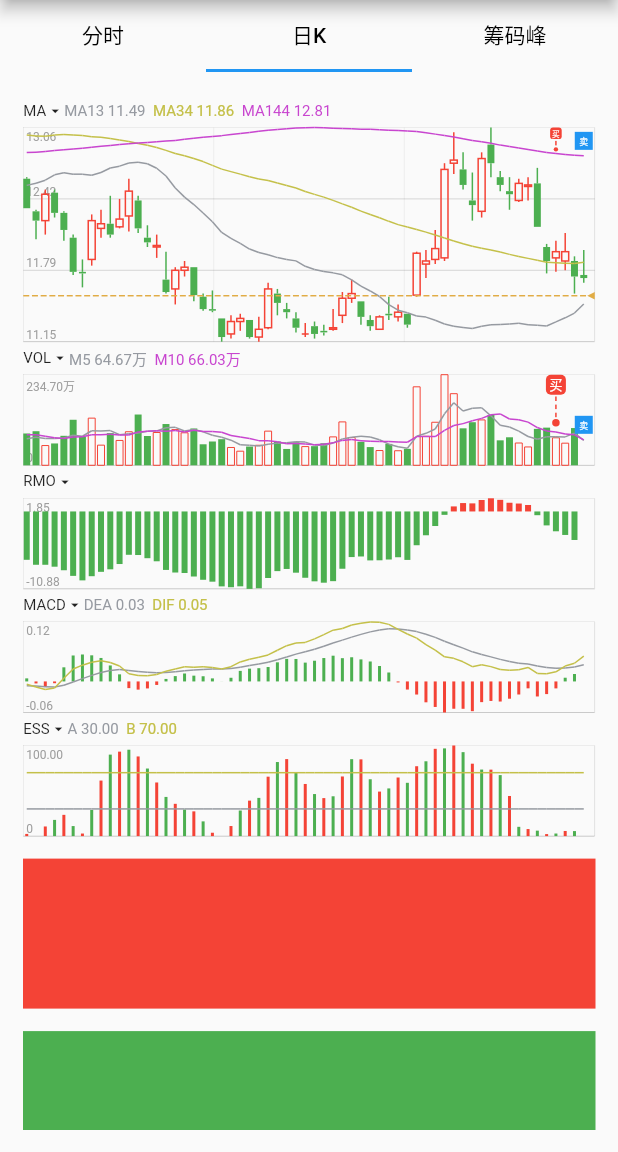
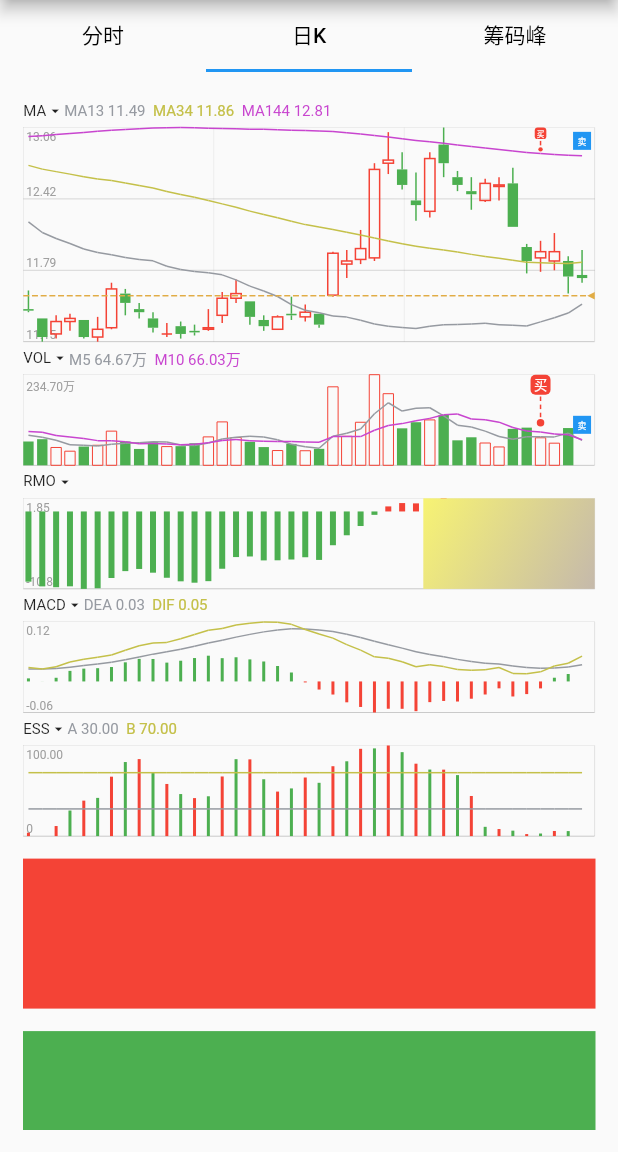
Before and after one commit to BrinedFish0222/flutter_kline, a Flutter app: the screen it shows after launch, on a phone screen of 412 x 824 dp, the part 84-1236 px from its top. Run offline on Flutter 3.47's test engine with Material 2 defaults, Android fonts, the phone set to English and light mode, and no system bars.

Commit message:
完善遮罩层自定义组件功能

```diff
--- a/lib/common/kline_config.dart
+++ b/lib/common/kline_config.dart
@@ -32,7 +32,7 @@ class KlineConfig {
   static const double showDataIconSize = 12;
 
   /// 显示数据 = 默认长度
-  static const int showDataDefaultLength = 60;
+  static const int showDataDefaultLength = 40;
 
   /// 显示数据 - 最小长度
   static const int showDataMinLength = 10;
--- a/lib/example/example_day_widget.dart
+++ b/lib/example/example_day_widget.dart
@@ -2,6 +2,7 @@ import 'package:flutter/material.dart';
 import 'package:flutter_kline/common/widget/color_block_widget.dart';
 import 'package:flutter_kline/example/example_badge_data.dart';
 import 'package:flutter_kline/vo/chart_data.dart';
+import 'package:flutter_kline/vo/mask_layer.dart';
 
 import '../common/k_chart_data_source.dart';
 import '../utils/kline_util.dart';
@@ -83,11 +84,11 @@ class _ExampleDayWidgetState extends State<ExampleDayWidget> {
               KlineUtil.showToast(context: context, text: '点击指标索引：$index');
             },
             margin: const EdgeInsets.all(5),
-            /* subChartMaskList: [
+            subChartMaskList: [
               null,
               MaskLayer(percent: 0.3),
               // MaskLayer(percent: 0.8)
-            ], */
+            ],
             overlayEntryLocationKey: widget.overlayEntryLocationKey,
             onHorizontalDragUpdate: (details, location) {
               KlineUtil.logd('移动的位置：$location');
--- a/lib/vo/mask_layer.dart
+++ b/lib/vo/mask_layer.dart
@@ -11,7 +11,7 @@ class MaskLayer {
   /// 遮罩点击事件
   GestureTapCallback? onTap;
 
-  MaskLayer({this.percent = 0, this.onTap}) {
+  MaskLayer({this.percent = 0.3, this.widget, this.onTap}) {
     // 处理数值不合规的情况。
     percent = percent < 0 ? 0 : percent;
     percent = percent > 1 ? 1 : percent;
--- a/lib/widget/mask_layer_widget.dart
+++ b/lib/widget/mask_layer_widget.dart
@@ -1,20 +1,31 @@
 import 'package:flutter/material.dart';
+import 'package:flutter_kline/vo/mask_layer.dart';
 
 /// 遮罩层
 class MaskLayerWidget extends StatelessWidget {
-  const MaskLayerWidget({super.key, this.width, this.height, this.onTap});
+  const MaskLayerWidget({
+    super.key,
+    required this.maskLayer,
+  });
 
-  final double? width;
-  final double? height;
-  final GestureTapCallback? onTap;
+  final MaskLayer maskLayer;
 
   @override
   Widget build(BuildContext context) {
     return InkWell(
-      onTap: onTap,
-      child: Container(
-        width: width,
-        height: height,
+      onTap: maskLayer.onTap,
+      child: LayoutBuilder(builder: _builderWidget),
+    );
+  }
+
+  Widget _builderWidget(BuildContext context, BoxConstraints constraints) {
+    double width = constraints.maxWidth * maskLayer.percent;
+    double height = constraints.maxHeight;
+
+    return SizedBox(
+      width: width,
+      height: height,
+      child: maskLayer.widget ??  Container(
         decoration: const BoxDecoration(
           gradient: LinearGradient(
             begin: Alignment.topLeft,
--- a/lib/widget/sub_chart_widget.dart
+++ b/lib/widget/sub_chart_widget.dart
@@ -170,9 +170,7 @@ class _SubChartWidgetState extends State<SubChartWidget> {
                     Align(
                       alignment: Alignment.centerRight,
                       child: MaskLayerWidget(
-                        width: widget.size.width * widget.maskLayer!.percent,
-                        height: widget.size.height,
-                        onTap: widget.maskLayer?.onTap,
+                        maskLayer: widget.maskLayer!,
                       ),
                     )
                 ],
```
Also changed, not shown: lib/example/example_minute_widget.dart (+7 -0 lines).
